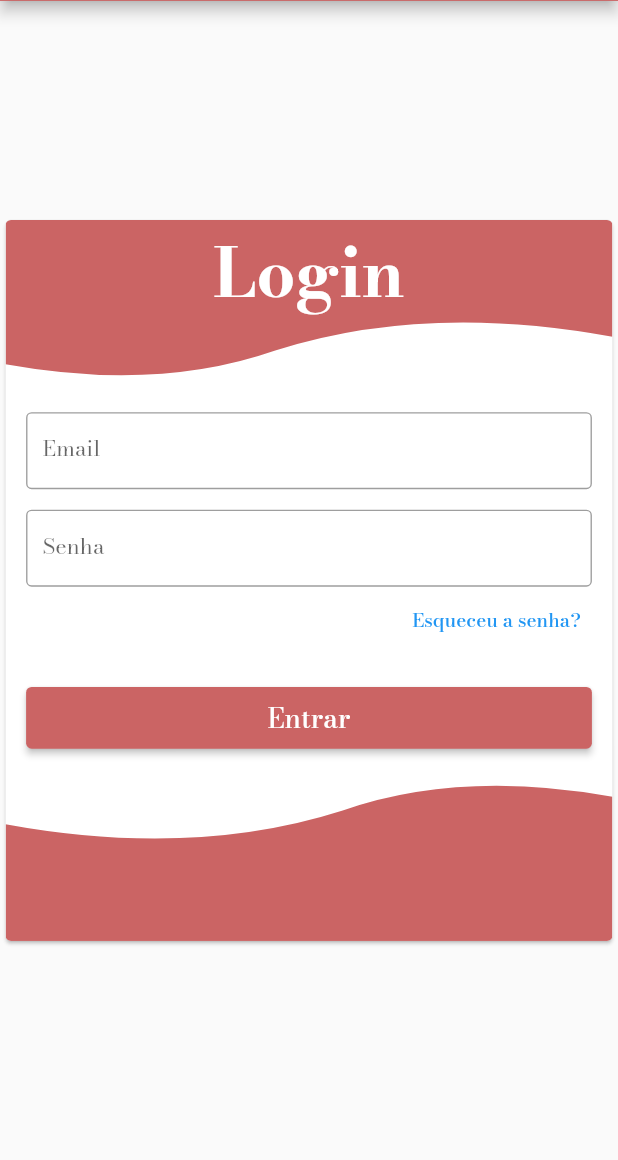
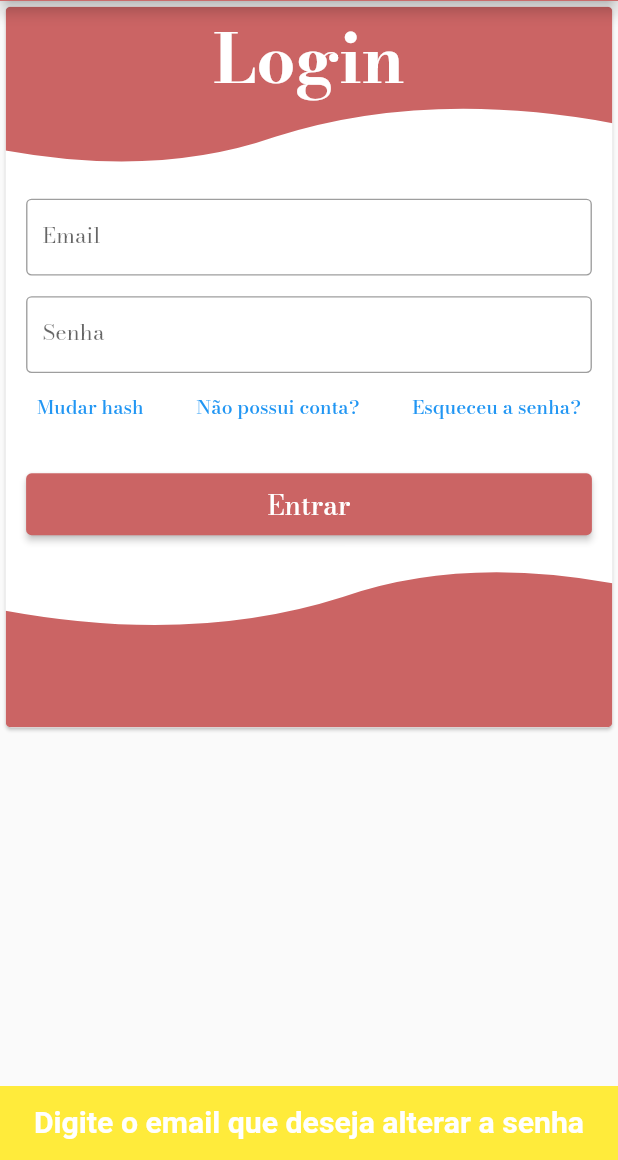
Before and after one commit to BrayanBertan/teste_jukebox, a Flutter app: the screen it shows after launch, after a tap on "Esqueceu a senha?", on a phone screen of 412 x 824 dp, the part 76-1236 px from its top. Run offline on Flutter 3.47's test engine with Material 2 defaults, Android fonts, the phone set to English and light mode, and no system bars; drawn by our look-alikes of auto_size_text; our stand-ins replace dio, flutter_custom_clippers, flutter_mobx, flutter_modular, mobx, responsive_framework; accounts and stored records are empty; generated files the repository leaves out were written again.

Commit message:
hash dialog

```diff
--- a/lib/repositories/usuario_repository.dart
+++ b/lib/repositories/usuario_repository.dart
@@ -6,11 +6,11 @@ import 'package:teste_jukebox/models/usuario.dart';
 
 class UsuarioRepository {
   static const String _BASE_URL = "https://crudcrud.com/api";
-  static const String HASH = "4d75bd94be32484187b209b07fc05966";
+  static String hash = "4d75bd94be32484187b209b07fc05966";
   static const String TABELA = "usuarios";
 
   Future<List<Usuario>> getAllUsuarios() async {
-    String endpoint = '$_BASE_URL/$HASH/$TABELA';
+    String endpoint = '$_BASE_URL/$hash/$TABELA';
 
     print(endpoint);
     try {
@@ -24,7 +24,7 @@ class UsuarioRepository {
   }
 
   Future<void> postUsuario(Usuario usuario) async {
-    String endpoint = '$_BASE_URL/$HASH/$TABELA';
+    String endpoint = '$_BASE_URL/$hash/$TABELA';
     print(endpoint);
     try {
       final response = await Dio().post(endpoint, data: usuario.tojson());
@@ -34,7 +34,7 @@ class UsuarioRepository {
   }
 
   Future<void> putUsuario(Usuario usuario) async {
-    String endpoint = '$_BASE_URL/$HASH/$TABELA';
+    String endpoint = '$_BASE_URL/$hash/$TABELA/${usuario.id}';
     try {
       final response = await Dio().put(endpoint, data: usuario.tojson());
     } on DioError {
@@ -43,7 +43,7 @@ class UsuarioRepository {
   }
 
   Future<void> deleteUsuario(String id) async {
-    String endpoint = '$_BASE_URL/$HASH/$TABELA/$id';
+    String endpoint = '$_BASE_URL/$hash/$TABELA/$id';
     try {
       final response = await Dio().delete(endpoint);
     } on DioError {
@@ -62,8 +62,12 @@ class UsuarioRepository {
       return null;
   }
 
-  Future<bool> checkEmail(String email) async {
+  Future<Usuario> checkEmail(String email) async {
     List<Usuario> response = await getAllUsuarios();
-    return response.where((usuario) => usuario.email == email).length > 0;
+    final usuarios = response.where((usuario) => usuario.email == email);
+    if (usuarios.length > 0)
+      return usuarios.first;
+    else
+      return null;
   }
 }
--- a/lib/stores/cadastro_store.dart
+++ b/lib/stores/cadastro_store.dart
@@ -121,9 +121,10 @@ abstract class _CadastroStore with Store {
   Future<void> saveUsuario() async {
     try {
       loading = true;
-      if (await usuarioRepository.checkEmail(email)) {
+      final response = await usuarioRepository.checkEmail(email);
+      if (response != null)
         emailExistenteError = 'Email já cadastrado';
-      } else {
+       else {
         usuario.nome = nome;
         usuario.email = email;
         usuario.senha = md5.convert(utf8.encode(senha)).toString();
--- a/lib/views/login/login_view.dart
+++ b/lib/views/login/login_view.dart
@@ -1,3 +1,4 @@
+import 'package:auto_size_text/auto_size_text.dart';
 import 'package:flutter/material.dart';
 import 'package:flutter_custom_clippers/flutter_custom_clippers.dart';
 import 'package:flutter_mobx/flutter_mobx.dart';
@@ -5,6 +6,10 @@ import 'package:flutter_modular/flutter_modular.dart';
 import 'package:mobx/mobx.dart';
 import 'package:responsive_framework/responsive_framework.dart';
 import 'package:teste_jukebox/stores/login_store.dart';
+import 'package:teste_jukebox/views/login/widgets/dialog_trocar_senha.dart';
+import 'package:teste_jukebox/views/widgets/custom_snackbar.dart';
+import 'package:teste_jukebox/views/widgets/dialog_trocar_hash.dart';
+import 'package:teste_jukebox/views/widgets/loading_view.dart';
 
 class LoginPage extends StatefulWidget {
   @override
@@ -32,8 +37,10 @@ class _LoginPageState extends State<LoginPage> {
         title: Text('Teste Jokebox'),
         centerTitle: true,
       ),
-      body: Align(
-        alignment: Alignment.center,
+      body: Stack(
+        children: [
+          Align(
+            alignment: isSmallDevice ? Alignment.topCenter : Alignment.center,
             child: ConstrainedBox(
               constraints: BoxConstraints(maxWidth: 500),
               child: SingleChildScrollView(
@@ -47,7 +54,7 @@ class _LoginPageState extends State<LoginPage> {
                         child: Container(
                           height: 125,
                           color: Color.fromRGBO(203, 100, 100, 1),
-                      child: Text(
+                          child: AutoSizeText(
                             'Login',
                             textAlign: TextAlign.center,
                             style: TextStyle(
@@ -87,15 +94,51 @@ class _LoginPageState extends State<LoginPage> {
                                     isDense: true),
                               );
                             }),
-                        Align(
-                          alignment: Alignment.topRight,
-                          child: TextButton(
-                            onPressed: () {},
+                            Row(
+                              mainAxisAlignment: MainAxisAlignment.spaceBetween,
+                              children: [
+                                TextButton(
+                                  onPressed: () {
+                                    showDialog(
+                                        context: context,
+                                        builder: (context) =>
+                                            DialogTrocarHash());
+                                  },
+                                  child: Text(
+                                    'Mudar hash',
+                                    style: TextStyle(color: Colors.blue),
+                                  ),
+                                ),
+                                TextButton(
+                                  onPressed: () {
+                                    showDialog(
+                                        context: context,
+                                        builder: (context) =>
+                                            DialogTrocarHash());
+                                  },
+                                  child: Text(
+                                    'Não possui conta?',
+                                    style: TextStyle(color: Colors.blue),
+                                  ),
+                                ),
+                                TextButton(
+                                  onPressed: () {
+                                    loginStore.emailValid
+                                        ? showDialog(
+                                            context: context,
+                                            builder: (context) =>
+                                                DialogTrocarSenha())
+                                        : CustomSnackBar(
+                                            context,
+                                            'Digite o email que deseja alterar a senha',
+                                            Colors.yellow);
+                                  },
                                   child: Text(
                                     'Esqueceu a senha?',
                                     style: TextStyle(color: Colors.blue),
                                   ),
                                 ),
+                              ],
                             ),
                             SizedBox(
                               height: 25,
@@ -104,14 +147,19 @@ class _LoginPageState extends State<LoginPage> {
                                 height: 45,
                                 child: ElevatedButton(
                                   onPressed: () {
-                                loginStore.checkLogin();
+                                    loginStore.checkLogin(
+                                        onSucess: () => Modular.to
+                                            .pushReplacementNamed('/home'),
+                                        onFail: () => CustomSnackBar(context,
+                                            loginStore.loginError, Colors.red));
                                   },
                                   child: Text(
                                     'Entrar',
                                     style: TextStyle(fontSize: 20),
                                   ),
                                   style: ElevatedButton.styleFrom(
-                                  primary: Color.fromRGBO(203, 100, 100, 1)),
+                                      primary:
+                                          Color.fromRGBO(203, 100, 100, 1)),
                                 ))
                           ],
                         ),
@@ -129,6 +177,11 @@ class _LoginPageState extends State<LoginPage> {
               ),
             ),
           ),
+          Observer(
+              builder: (context) =>
+                  loginStore.loading ? LoadingPage() : Container()),
+        ],
+      ),
     );
   }
 }
--- /dev/null
+++ b/lib/views/widgets/custom_snackbar.dart
@@ -0,0 +1,16 @@
+import 'package:auto_size_text/auto_size_text.dart';
+import 'package:flutter/material.dart';
+
+void CustomSnackBar(BuildContext context, String texto, Color color) {
+  ScaffoldMessenger.of(context).showSnackBar(SnackBar(
+    duration: Duration(seconds: 1),
+    backgroundColor: color,
+    content: AutoSizeText(
+      texto,
+      textAlign: TextAlign.center,
+      style: TextStyle(
+          color: Colors.white, fontSize: 25, fontWeight: FontWeight.bold),
+      maxLines: 1,
+    ),
+  ));
+}
```
Also changed, not shown: lib/stores/login_store.dart (+49 -3 lines), lib/views/login/widgets/dialog_trocar_senha.dart (added, +72 -0 lines), lib/views/widgets/dialog_trocar_hash.dart (added, +61 -0 lines), lib/views/widgets/loading_view.dart (added, +23 -0 lines), lib/stores/login_store.g.dart. Lines whose indentation alone changed are shown as unchanged.
